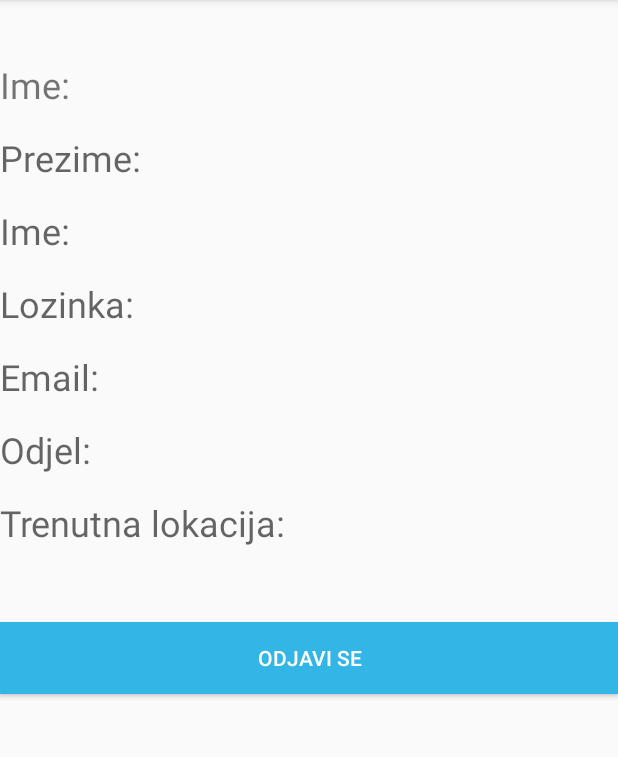
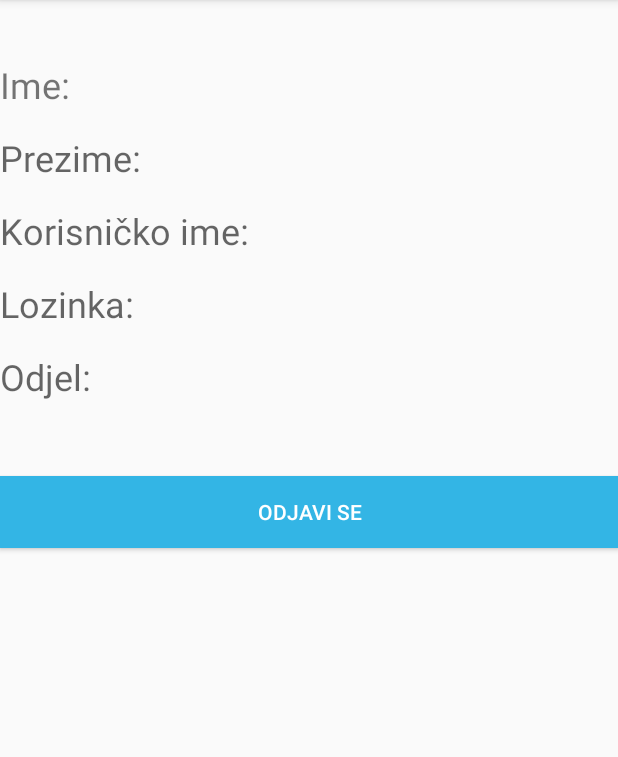
Before and after one commit to ivanpokec/Indoor-Tracking, an Android app: the Profile screen opened directly, with no data from a screen before it, on a phone screen of 412 x 824 dp, the part 84-841 px from its top. Run offline under Robolectric (Android 15) with nearby library versions, the phone set to English and light mode, and no system bars.

Commit message:
Promijenjene stavke profila

```diff
--- a/IndoorTracking/app/src/main/res/layout/activity_profile.xml
+++ b/IndoorTracking/app/src/main/res/layout/activity_profile.xml
@@ -30,7 +30,7 @@
         android:layout_width="250dp"
         android:layout_height="wrap_content"
         android:textAppearance="?android:attr/textAppearanceMedium"
-        android:text="Ime:"
+        android:text="Korisničko ime:"
         android:layout_centerHorizontal="true"
         android:layout_marginTop="16dp"
         android:textSize="24sp" />
@@ -46,15 +46,7 @@
         android:layout_marginTop="16dp"
         android:textSize="24sp" />
 
-    <TextView
-        android:id="@+id/textview_email"
-        android:layout_width="250dp"
-        android:layout_height="wrap_content"
-        android:textAppearance="?android:attr/textAppearanceMedium"
-        android:text="Email:"
-        android:layout_centerHorizontal="true"
-        android:layout_marginTop="16dp"
-        android:textSize="24sp" />
+
 
     <TextView
         android:id="@+id/textview_odjel"
@@ -66,15 +58,7 @@
         android:layout_marginTop="16dp"
         android:textSize="24sp" />
 
-    <TextView
-        android:id="@+id/textview_trenutna_lokacija"
-        android:layout_width="250dp"
-        android:layout_height="wrap_content"
-        android:textAppearance="?android:attr/textAppearanceMedium"
-        android:text="Trenutna lokacija:"
-        android:layout_centerHorizontal="true"
-        android:layout_marginTop="16dp"
-        android:textSize="24sp" />
+
 
     <Button
         android:text="Odjavi se"
```
